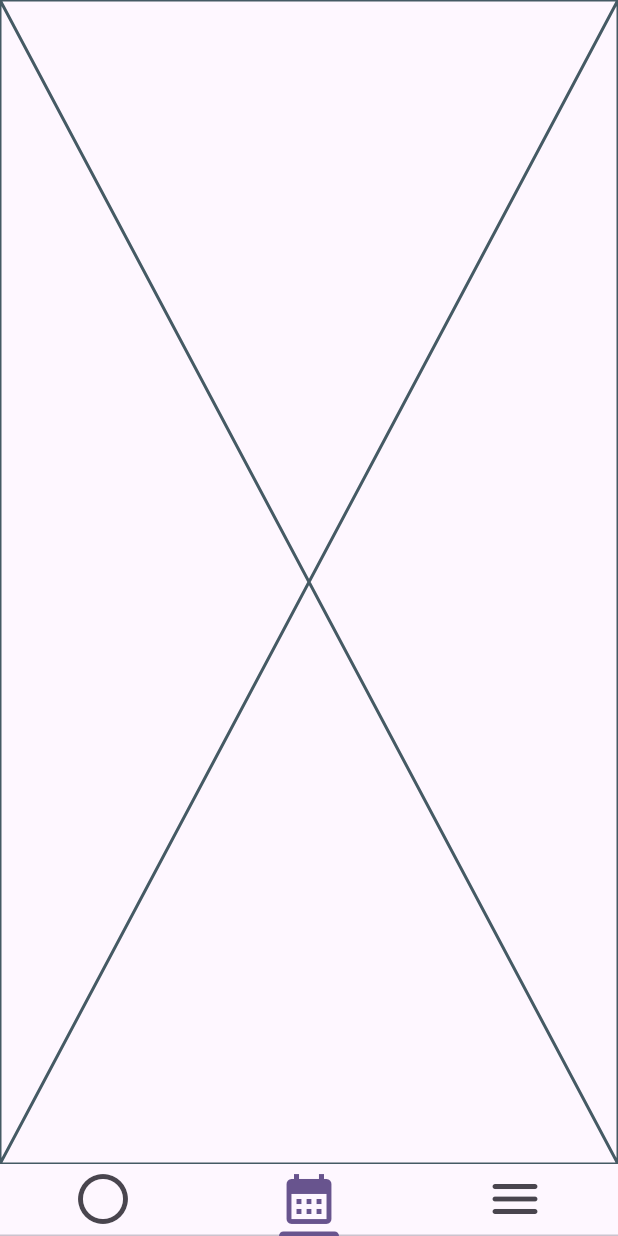
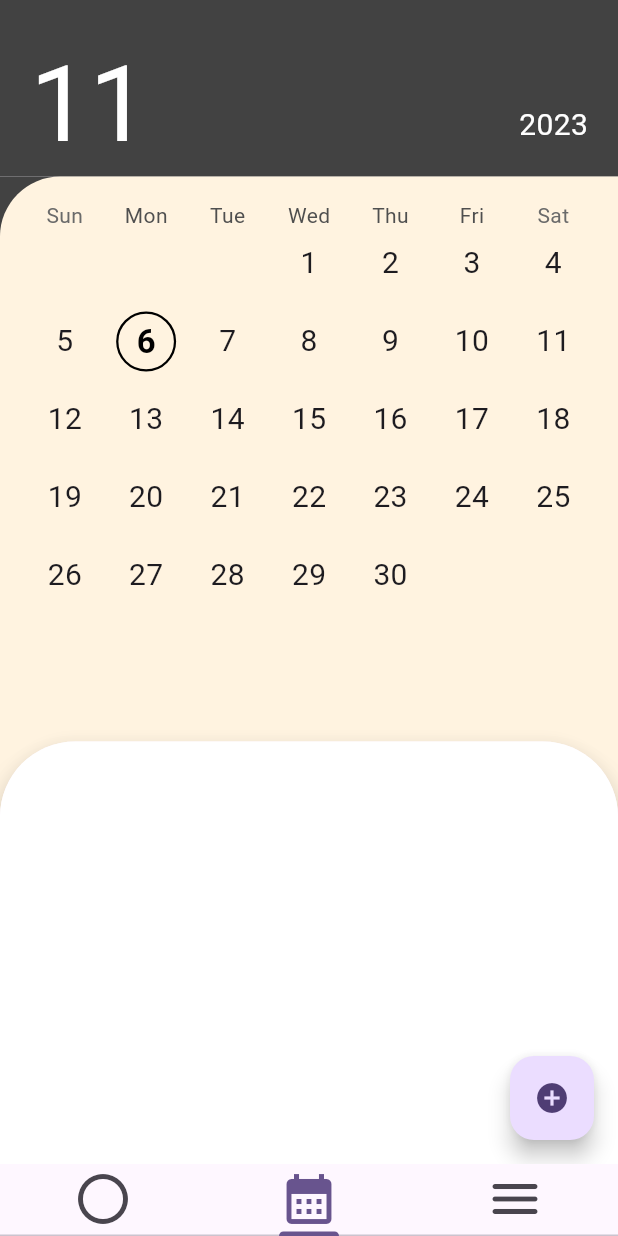
Before and after one commit to kkosang/couplely, a Flutter app: the screen it shows after launch, item 2 of the bottom bar chosen, on a phone screen of 412 x 824 dp. Run offline on Flutter 3.47's test engine with Material 2 defaults, Android fonts, the phone set to English and light mode, and no system bars; drawn by our look-alikes of table_calendar; network calls fail.

Commit message:
feat: 달력 페이지 중간 저장

```diff
--- a/couplely/lib/main.dart
+++ b/couplely/lib/main.dart
@@ -12,9 +12,7 @@ class MyApp extends StatelessWidget {
   @override
   Widget build(BuildContext context) {
     return MaterialApp(
-      title: 'Flutter Demo',
       theme: ThemeData(
-
         colorScheme: ColorScheme.fromSeed(seedColor: Colors.deepPurple),
         useMaterial3: true,
       ),
--- a/couplely/lib/view/home_pages/CalendarPage.dart
+++ b/couplely/lib/view/home_pages/CalendarPage.dart
@@ -1,4 +1,5 @@
 import 'package:flutter/material.dart';
+import 'package:table_calendar/table_calendar.dart';
 
 class CalendarPage extends StatefulWidget {
   const CalendarPage({super.key});
@@ -10,6 +11,93 @@ class CalendarPage extends StatefulWidget {
 class _CalendarPageState extends State<CalendarPage> {
   @override
   Widget build(BuildContext context) {
-    return const Placeholder();
+    return Scaffold(
+      floatingActionButton: FloatingActionButton(
+        child: Icon(Icons.add_circle),
+        onPressed: () {},
+      ),
+      body: Stack(children: [
+        Positioned(
+          child: Column(
+            children: [
+              Container(
+                color: Colors.grey.shade800,
+                height: MediaQuery.of(context).size.height * 1 / 7,
+                child: Padding(
+                  padding: const EdgeInsets.all(20.0),
+                  child: Row(
+                    crossAxisAlignment: CrossAxisAlignment.end,
+                    mainAxisAlignment: MainAxisAlignment.spaceBetween,
+                    children: [
+                      Text(
+                        '11',
+                        style: TextStyle(
+                          color: Colors.white,
+                          fontSize: 70,
+                        ),
+                      ),
+                      Text(
+                        '2023',
+                        style: TextStyle(
+                          color: Colors.white,
+                          fontSize: 20,
+                        ),
+                      ),
+                    ],
+                  ),
+                ),
+              ),
+              Container(
+                color: Colors.grey.shade800,
+                child: Container(
+                  height: MediaQuery.of(context).size.height,
+                  decoration: BoxDecoration(
+                      color: Colors.orange[50],
+                      borderRadius:
+                          BorderRadius.only(topLeft: Radius.circular(40))),
+                  child: Padding(
+                    padding: const EdgeInsets.all(16.0),
+                    child: TableCalendar(
+                      firstDay: DateTime.utc(2023, 11, 1),
+                      lastDay: DateTime.utc(2030, 12, 31),
+                      focusedDay: DateTime.now(),
+                      headerVisible: false,
+                      calendarStyle: CalendarStyle(
+                          outsideDaysVisible: false,
+                          defaultTextStyle: TextStyle(fontSize: 20),
+                          weekendTextStyle: TextStyle(fontSize: 20),
+                          todayDecoration: BoxDecoration(
+                              color: Colors.transparent,
+                              shape: BoxShape.circle,
+                              border:
+                                  Border.all(color: Colors.black, width: 1.5)),
+                          todayTextStyle: TextStyle(
+                              fontWeight: FontWeight.bold,
+                              color: Colors.black,
+                              fontSize: 22)),
+                    ),
+                  ),
+                ),
+              )
+            ],
+          ),
+        ),
+        Positioned(
+          top: MediaQuery.of(context).size.height * 3 / 5,
+          child: Material(
+            elevation: 10,
+            borderRadius: BorderRadius.vertical(top: Radius.circular(50)),
+            child: Container(
+              height: MediaQuery.of(context).size.height,
+              width: MediaQuery.of(context).size.width,
+              decoration: BoxDecoration(
+                color: Colors.white,
+                borderRadius: BorderRadius.vertical(top: Radius.circular(50)),
+              ),
+            ),
+          ),
+        ),
+      ]),
+    );
   }
 }
--- a/couplely/lib/view/home_pages/FirstPage.dart
+++ b/couplely/lib/view/home_pages/FirstPage.dart
@@ -15,11 +15,11 @@ class _FirstPageState extends State<FirstPage> {
         child: Column(
           children: [
             Container(
-              color: Colors.grey,
+              color: Colors.grey.shade800,
               height: MediaQuery.of(context).size.height * 1 / 9,
             ),
             Container(
-              color: Colors.grey,
+              color: Colors.grey.shade800,
               width: MediaQuery.of(context).size.height,
               child: Row(
                 mainAxisAlignment: MainAxisAlignment.end,
@@ -43,7 +43,7 @@ class _FirstPageState extends State<FirstPage> {
               ),
             ),
             Container(
-              color: Colors.grey,
+              color: Colors.grey.shade800,
               child: Container(
                 height: MediaQuery.of(context).size.height * 1 / 9,
                 decoration: BoxDecoration(
@@ -69,6 +69,8 @@ class _FirstPageState extends State<FirstPage> {
         top: MediaQuery.of(context).size.height * 3 / 10,
         right: MediaQuery.of(context).size.width * 1 / 10,
         bottom: MediaQuery.of(context).size.height * 1 / 10,
+        child: Material(elevation: 10,
+          borderRadius: BorderRadius.vertical(bottom: Radius.circular(300)),
           child: Container(
             height: MediaQuery.of(context).size.height,
             width: MediaQuery.of(context).size.width,
@@ -82,6 +84,7 @@ class _FirstPageState extends State<FirstPage> {
                   'https://img1.daumcdn.net/thumb/R1280x0/?scode=mtistory2&fname=https%3A%2F%2Ft1.daumcdn.net%2Fcfile%2Ftistory%2F996A953A5A4335EA24',
                   fit: BoxFit.cover,
                 )),
+          ),
         ),
       ),
       Positioned(
--- a/couplely/pubspec.yaml
+++ b/couplely/pubspec.yaml
@@ -31,7 +31,7 @@ dependencies:
   flutter:
     sdk: flutter
 
-
+  table_calendar: ^3.0.9
   # The following adds the Cupertino Icons font to your application.
   # Use with the CupertinoIcons class for iOS style icons.
   cupertino_icons: ^1.0.2
```
Also changed, not shown: couplely/pubspec.lock. Lines whose indentation alone changed are shown as unchanged.
